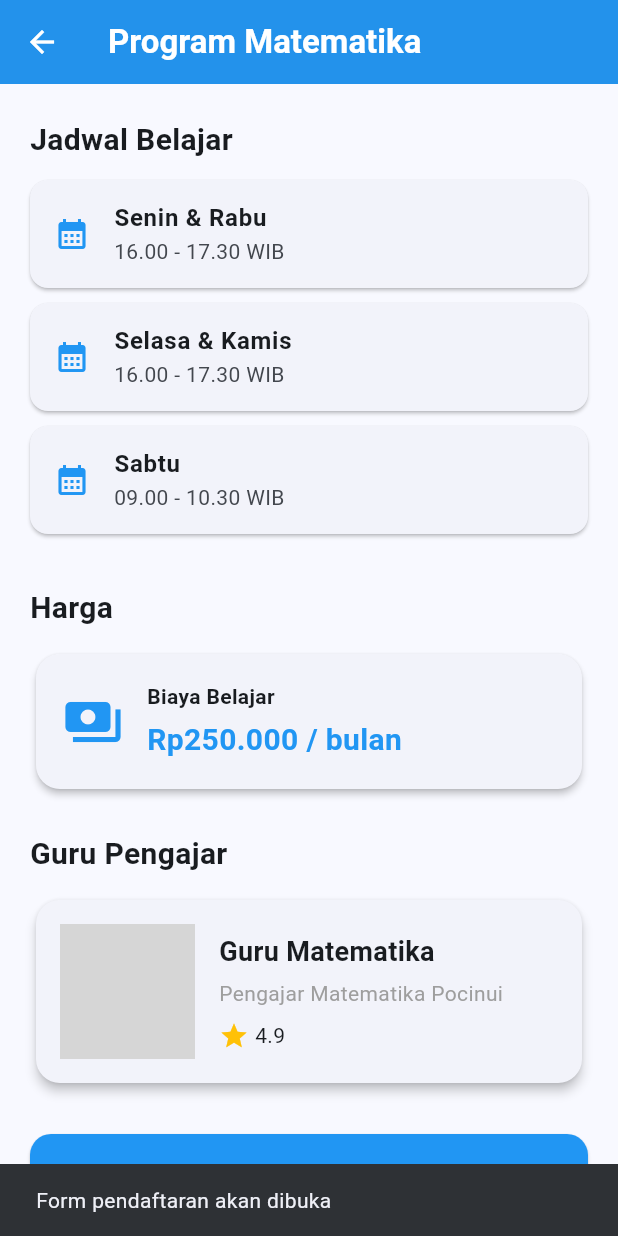
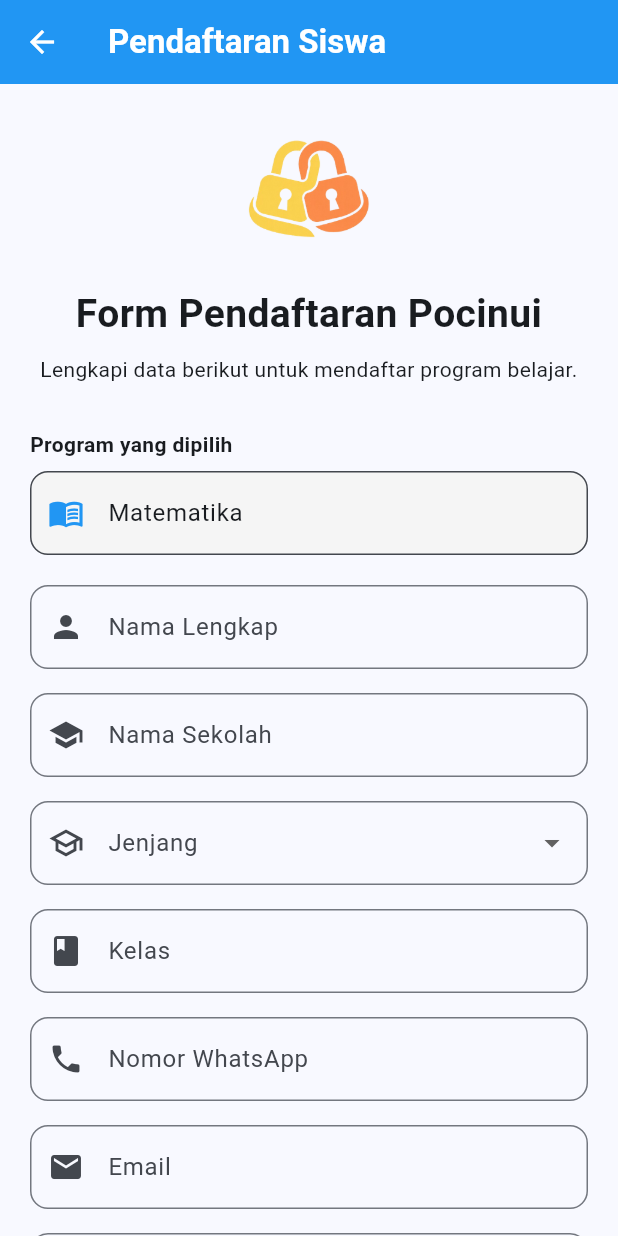
Before and after one commit to hanasoke/pocinui_apps, a Flutter app: the ProgramDetailPage screen opened directly, scrolled down 576 dp, after a tap on "Daftar Program Matematika", on a phone screen of 412 x 824 dp. Run offline on Flutter 3.47's test engine with Material 3 defaults, Android fonts, the phone set to English and light mode, and no system bars; grey boxes are pictures that could not be loaded.

Commit message:
updated 2 flutter pages

```diff
--- a/lib/pages/pendaftaran_page.dart
+++ b/lib/pages/pendaftaran_page.dart
@@ -0,0 +1,398 @@
+import 'package:flutter/material.dart';
+
+class PendaftaranPage extends StatefulWidget {
+  final String program;
+
+  const PendaftaranPage({super.key, required this.program});
+
+  @override
+  State<PendaftaranPage> createState() => _PendaftaranPageState();
+}
+
+class _PendaftaranPageState extends State<PendaftaranPage> {
+  final _formKey = GlobalKey<FormState>();
+
+  final TextEditingController namaController = TextEditingController();
+  final TextEditingController sekolahController = TextEditingController();
+  final TextEditingController kelasController = TextEditingController();
+  final TextEditingController noHpController = TextEditingController();
+  final TextEditingController emailController = TextEditingController();
+  final TextEditingController alamatController = TextEditingController();
+
+  String? selectedJenjang;
+  String? selectedJadwal;
+
+  final List<String> jenjangList = ['SD', 'SMP', 'SMA'];
+
+  final List<String> jadwalList = [
+    'Senin & Rabu - 16.00 WIB',
+    'Selasa & Kamis - 16.00 WIB',
+    'Sabtu - 09.00 WIB',
+  ];
+
+  @override
+  void dispose() {
+    namaController.dispose();
+    sekolahController.dispose();
+    kelasController.dispose();
+    noHpController.dispose();
+    emailController.dispose();
+    alamatController.dispose();
+    super.dispose();
+  }
+
+  void submitPendaftaran() {
+    if (_formKey.currentState!.validate()) {
+      if (selectedJenjang == null) {
+        ScaffoldMessenger.of(context).showSnackBar(
+          const SnackBar(content: Text('Silakan pilih jenjang sekolah')),
+        );
+        return;
+      }
+
+      if (selectedJadwal == null) {
+        ScaffoldMessenger.of(context).showSnackBar(
+          const SnackBar(content: Text('Silakan pilih jadwal belajar')),
+        );
+        return;
+      }
+
+      showDialog(
+        context: context,
+        builder: (context) {
+          return AlertDialog(
+            title: const Text('Pendaftaran Berhasil'),
+            content: Text(
+              'Terima kasih ${namaController.text}.\n\n'
+              'Kamu telah mendaftar program ${widget.program}.',
+            ),
+            actions: [
+              TextButton(
+                onPressed: () {
+                  Navigator.pop(context);
+                  Navigator.pop(context);
+                },
+                child: const Text('OK'),
+              ),
+            ],
+          );
+        },
+      );
+    }
+  }
+
+  @override
+  Widget build(BuildContext context) {
+    return Scaffold(
+      appBar: AppBar(
+        title: const Text(
+          'Pendaftaran Siswa',
+          style: TextStyle(fontWeight: FontWeight.bold),
+        ),
+        backgroundColor: Colors.blue,
+        foregroundColor: Colors.white,
+      ),
+
+      body: SingleChildScrollView(
+        padding: const EdgeInsets.all(20),
+
+        child: Form(
+          key: _formKey,
+
+          child: Column(
+            crossAxisAlignment: CrossAxisAlignment.start,
+            children: [
+              Center(
+                child: Image.asset(
+                  'assets/images/logo.png',
+                  width: 100,
+                  height: 100,
+                ),
+              ),
+
+              const SizedBox(height: 15),
+
+              const Center(
+                child: Text(
+                  'Form Pendaftaran Pocinui',
+                  textAlign: TextAlign.center,
+                  style: TextStyle(fontSize: 26, fontWeight: FontWeight.bold),
+                ),
+              ),
+
+              const SizedBox(height: 8),
+
+              const Center(
+                child: Text(
+                  'Lengkapi data berikut untuk mendaftar program belajar.',
+                  textAlign: TextAlign.center,
+                ),
+              ),
+
+              const SizedBox(height: 30),
+
+              const Text(
+                'Program yang dipilih',
+                style: TextStyle(fontWeight: FontWeight.bold),
+              ),
+
+              const SizedBox(height: 8),
+
+              TextFormField(
+                initialValue: widget.program,
+                readOnly: true,
+                decoration: InputDecoration(
+                  prefixIcon: const Icon(Icons.menu_book, color: Colors.blue),
+                  border: OutlineInputBorder(
+                    borderRadius: BorderRadius.circular(12),
+                  ),
+                  filled: true,
+                  fillColor: Colors.grey.shade100,
+                ),
+              ),
+
+              const SizedBox(height: 20),
+
+              TextFormField(
+                controller: namaController,
+                decoration: InputDecoration(
+                  labelText: 'Nama Lengkap',
+                  hintText: 'Masukkan nama lengkap siswa',
+                  prefixIcon: const Icon(Icons.person),
+                  border: OutlineInputBorder(
+                    borderRadius: BorderRadius.circular(12),
+                  ),
+                ),
+                validator: (value) {
+                  if (value == null || value.trim().isEmpty) {
+                    return 'Nama lengkap wajib diisi';
+                  }
+
+                  return null;
+                },
+              ),
+
+              const SizedBox(height: 16),
+
+              TextFormField(
+                controller: sekolahController,
+                decoration: InputDecoration(
+                  labelText: 'Nama Sekolah',
+                  hintText: 'Contoh: SMA Negeri 1 Bekasi',
+                  prefixIcon: const Icon(Icons.school),
+                  border: OutlineInputBorder(
+                    borderRadius: BorderRadius.circular(12),
+                  ),
+                ),
+                validator: (value) {
+                  if (value == null || value.trim().isEmpty) {
+                    return 'Nama sekolah wajib diisi';
+                  }
+
+                  return null;
+                },
+              ),
+
+              const SizedBox(height: 16),
+
+              DropdownButtonFormField<String>(
+                value: selectedJenjang,
+                decoration: InputDecoration(
+                  labelText: 'Jenjang',
+                  prefixIcon: const Icon(Icons.school_outlined),
+                  border: OutlineInputBorder(
+                    borderRadius: BorderRadius.circular(12),
+                  ),
+                ),
+                items: jenjangList.map((jenjang) {
+                  return DropdownMenuItem<String>(
+                    value: jenjang,
+                    child: Text(jenjang),
+                  );
+                }).toList(),
+                onChanged: (value) {
+                  setState(() {
+                    selectedJenjang = value;
+                  });
+                },
+              ),
+
+              const SizedBox(height: 16),
+
+              TextFormField(
+                controller: kelasController,
+                keyboardType: TextInputType.number,
+                decoration: InputDecoration(
+                  labelText: 'Kelas',
+                  hintText: 'Contoh: 10',
+                  prefixIcon: const Icon(Icons.class_),
+                  border: OutlineInputBorder(
+                    borderRadius: BorderRadius.circular(12),
+                  ),
+                ),
+                validator: (value) {
+                  if (value == null || value.trim().isEmpty) {
+                    return 'Kelas wajib diisi';
+                  }
+
+                  return null;
+                },
+              ),
+
+              const SizedBox(height: 16),
+
+              TextFormField(
+                controller: noHpController,
+                keyboardType: TextInputType.phone,
+                decoration: InputDecoration(
+                  labelText: 'Nomor WhatsApp',
+                  hintText: 'Contoh: 081234567890',
+                  prefixIcon: const Icon(Icons.phone),
+                  border: OutlineInputBorder(
+                    borderRadius: BorderRadius.circular(12),
+                  ),
+                ),
+                validator: (value) {
+                  if (value == null || value.trim().isEmpty) {
+                    return 'Nomor WhatsApp wajib diisi';
+                  }
+
+                  if (value.length < 10) {
+                    return 'Nomor WhatsApp terlalu pendek';
+                  }
+
+                  return null;
+                },
+              ),
+
+              const SizedBox(height: 16),
+
+              TextFormField(
+                controller: emailController,
+                keyboardType: TextInputType.emailAddress,
+                decoration: InputDecoration(
+                  labelText: 'Email',
+                  hintText: 'contoh@email.com',
+                  prefixIcon: const Icon(Icons.email),
+                  border: OutlineInputBorder(
+                    borderRadius: BorderRadius.circular(12),
+                  ),
+                ),
+                validator: (value) {
+                  if (value == null || value.trim().isEmpty) {
+                    return 'Email wajib diisi';
+                  }
+
+                  if (!value.contains('@')) {
+                    return 'Format email tidak valid';
+                  }
+
+                  return null;
+                },
+              ),
+
+              const SizedBox(height: 16),
+
+              DropdownButtonFormField<String>(
+                value: selectedJadwal,
+                decoration: InputDecoration(
+                  labelText: 'Pilih Jadwal',
+                  prefixIcon: const Icon(Icons.calendar_month),
+                  border: OutlineInputBorder(
+                    borderRadius: BorderRadius.circular(12),
+                  ),
+                ),
+                items: jadwalList.map((jadwal) {
+                  return DropdownMenuItem<String>(
+                    value: jadwal,
+                    child: Text(jadwal, overflow: TextOverflow.ellipsis),
+                  );
+                }).toList(),
+                onChanged: (value) {
+                  setState(() {
+                    selectedJadwal = value;
+                  });
+                },
+              ),
+
+              const SizedBox(height: 16),
+
+              TextFormField(
+                controller: alamatController,
+                maxLines: 3,
+                decoration: InputDecoration(
+                  labelText: 'Alamat',
+                  hintText: 'Masukkan alamat siswa',
+                  alignLabelWithHint: true,
+                  prefixIcon: const Padding(
+                    padding: EdgeInsets.only(bottom: 55),
+                    child: Icon(Icons.location_on),
+                  ),
+                  border: OutlineInputBorder(
+                    borderRadius: BorderRadius.circular(12),
+                  ),
+                ),
+                validator: (value) {
+                  if (value == null || value.trim().isEmpty) {
+                    return 'Alamat wajib diisi';
+                  }
+
+                  return null;
+                },
+              ),
+
+              const SizedBox(height: 30),
+
+              Container(
+                width: double.infinity,
+                padding: const EdgeInsets.all(16),
+                decoration: BoxDecoration(
+                  color: Colors.blue.shade50,
+                  borderRadius: BorderRadius.circular(15),
+                ),
+                child: const Row(
+                  crossAxisAlignment: CrossAxisAlignment.start,
+                  children: [
+                    Icon(Icons.info_outline, color: Colors.blue),
+                    SizedBox(width: 12),
+                    Expanded(
+                      child: Text(
+                        'Pastikan data yang dimasukkan sudah benar. '
+                        'Tim Pocinui akan menghubungi siswa melalui '
+                        'WhatsApp setelah pendaftaran diterima.',
+                      ),
+                    ),
+                  ],
+                ),
+              ),
+
+              const SizedBox(height: 25),
+
+              SizedBox(
+                width: double.infinity,
+                height: 55,
+                child: ElevatedButton.icon(
+                  onPressed: submitPendaftaran,
+                  icon: const Icon(Icons.app_registration),
+                  label: const Text(
+                    'Daftar Sekarang',
+                    style: TextStyle(fontSize: 17, fontWeight: FontWeight.bold),
+                  ),
+                  style: ElevatedButton.styleFrom(
+                    backgroundColor: Colors.blue,
+                    foregroundColor: Colors.white,
+                    shape: RoundedRectangleBorder(
+                      borderRadius: BorderRadius.circular(14),
+                    ),
+                  ),
+                ),
+              ),
+
+              const SizedBox(height: 30),
+            ],
+          ),
+        ),
+      ),
+    );
+  }
+}
--- a/lib/pages/program_detail_page.dart
+++ b/lib/pages/program_detail_page.dart
@@ -1,4 +1,5 @@
 import 'package:flutter/material.dart';
+import 'pendaftaran_page.dart';
 
 class ProgramDetailPage extends StatelessWidget {
   final String namaProgram;
@@ -215,9 +216,11 @@ class ProgramDetailPage extends StatelessWidget {
               height: 55,
               child: ElevatedButton.icon(
                 onPressed: () {
-                  ScaffoldMessenger.of(context).showSnackBar(
-                    const SnackBar(
-                      content: Text('Form pendaftaran akan dibuka'),
+                  Navigator.push(
+                    context,
+                    MaterialPageRoute(
+                      builder: (context) =>
+                          const PendaftaranPage(program: 'Matematika'),
                     ),
                   );
                 },
```
